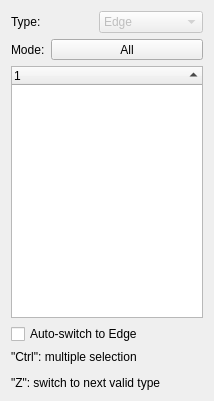
Before: the Qt Designer form src/Mod/Sketcher/Gui/TaskSketcherElements.ui in realthunder/FreeCAD, drawn with Qt 5.
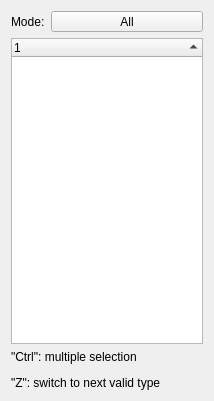
After: the same form once the commit is applied. Custom widgets are drawn as their Qt base class.

Commit message: Sketcher: an element's icon picks which of its parts to select

```diff
--- a/src/Mod/Sketcher/Gui/TaskSketcherElements.ui
+++ b/src/Mod/Sketcher/Gui/TaskSketcherElements.ui
@@ -20,53 +20,6 @@
    <string notr="true">Form</string>
   </property>
   <layout class="QVBoxLayout" name="verticalLayout">
-   <item>
-    <layout class="QHBoxLayout" name="horizontalLayout">
-     <item>
-      <widget class="QLabel" name="label">
-       <property name="text">
-        <string>Type:</string>
-       </property>
-      </widget>
-     </item>
-     <item>
-      <widget class="QComboBox" name="comboBoxElementFilter">
-       <property name="enabled">
-        <bool>false</bool>
-       </property>
-       <property name="locale">
-        <locale language="English" country="UnitedStates"/>
-       </property>
-       <property name="editable">
-        <bool>false</bool>
-       </property>
-       <property name="currentIndex">
-        <number>0</number>
-       </property>
-       <item>
-        <property name="text">
-         <string>Edge</string>
-        </property>
-       </item>
-       <item>
-        <property name="text">
-         <string>Starting Point</string>
-        </property>
-       </item>
-       <item>
-        <property name="text">
-         <string>End Point</string>
-        </property>
-       </item>
-       <item>
-        <property name="text">
-         <string>Center Point</string>
-        </property>
-       </item>
-      </widget>
-     </item>
-    </layout>
-   </item>
    <item>
     <layout class="QHBoxLayout" name="horizontalLayout1">
      <item>
@@ -112,19 +65,6 @@
      </column>
     </widget>
    </item>
-   <item>
-    <widget class="QCheckBox" name="autoSwitchBox">
-     <property name="toolTip">
-      <string>Only the type 'Edge' will be available for the list</string>
-     </property>
-     <property name="text">
-      <string>Auto-switch to Edge</string>
-     </property>
-     <property name="checked">
-      <bool>false</bool>
-     </property>
-    </widget>
-   </item>
    <item>
     <widget class="QLabel" name="Explanation">
      <property name="text">
```
The commit also changes 5 other files.
